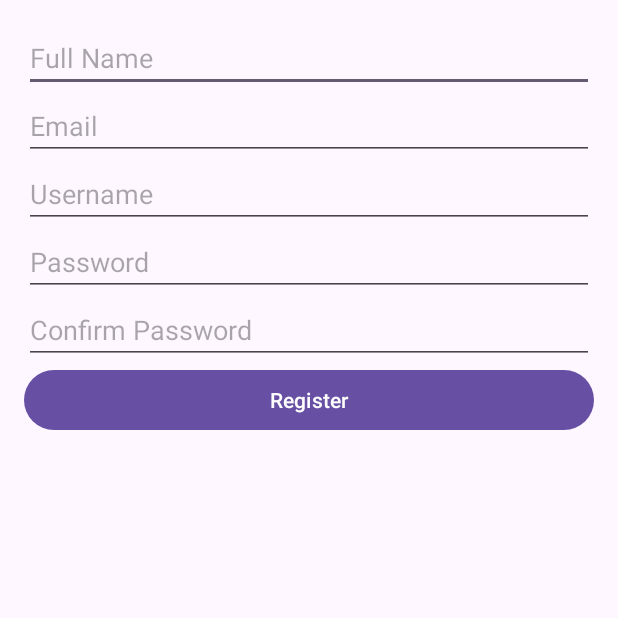
After one commit to inamnurulf/quiz3Android, an Android app: the RegisterActivity screen opened directly, with no data from a screen before it, on a phone screen of 412 x 824 dp, the top half of it. The commit adds this screen. Run offline under Robolectric (Android 15) with nearby library versions, the phone set to English and light mode, and no system bars.

Commit message:
feat:login and register page

```diff
--- a/app/src/main/AndroidManifest.xml
+++ b/app/src/main/AndroidManifest.xml
@@ -21,6 +21,10 @@
                 <category android:name="android.intent.category.LAUNCHER" />
             </intent-filter>
         </activity>
+        <activity android:name=".LoginActivity">
+        </activity>
+        <activity android:name=".RegisterActivity">
+        </activity>
     </application>
 
 </manifest>
--- a/app/src/main/java/com/example/quiz3android/MainActivity.kt
+++ b/app/src/main/java/com/example/quiz3android/MainActivity.kt
@@ -1,11 +1,16 @@
 package com.example.quiz3android
 
+import android.content.Intent
 import androidx.appcompat.app.AppCompatActivity
 import android.os.Bundle
 
 class MainActivity : AppCompatActivity() {
+
     override fun onCreate(savedInstanceState: Bundle?) {
         super.onCreate(savedInstanceState)
         setContentView(R.layout.activity_main)
+
+        val intent = Intent(this, LoginActivity::class.java)
+        startActivity(intent)
     }
 }
--- /dev/null
+++ b/app/src/main/java/com/example/quiz3android/RegisterActivity.kt
@@ -0,0 +1,36 @@
+package com.example.quiz3android
+
+import android.os.Bundle
+import android.widget.Button
+import android.widget.EditText
+import androidx.appcompat.app.AppCompatActivity
+import android.widget.Toast
+
+class RegisterActivity : AppCompatActivity() {
+
+    override fun onCreate(savedInstanceState: Bundle?) {
+        super.onCreate(savedInstanceState)
+        setContentView(R.layout.activity_register)
+
+        val fullNameEditText: EditText = findViewById(R.id.fullNameEditText)
+        val emailEditText: EditText = findViewById(R.id.emailEditText)
+        val usernameEditText: EditText = findViewById(R.id.usernameRegisterEditText)
+        val passwordEditText: EditText = findViewById(R.id.passwordRegisterEditText)
+        val confirmPasswordEditText: EditText = findViewById(R.id.confirmPasswordEditText)
+        val registerButton: Button = findViewById(R.id.registerButton)
+
+        registerButton.setOnClickListener {
+            val fullName = fullNameEditText.text.toString()
+            val email = emailEditText.text.toString()
+            val username = usernameEditText.text.toString()
+            val password = passwordEditText.text.toString()
+            val confirmPassword = confirmPasswordEditText.text.toString()
+
+            if (password == confirmPassword) {
+                Toast.makeText(this, "Registration Successful", Toast.LENGTH_SHORT).show()
+            } else {
+                Toast.makeText(this, "Passwords do not match", Toast.LENGTH_SHORT).show()
+            }
+        }
+    }
+}
--- /dev/null
+++ b/app/src/main/res/layout/activity_register.xml
@@ -0,0 +1,46 @@
+<?xml version="1.0" encoding="utf-8"?>
+<LinearLayout xmlns:android="http://schemas.android.com/apk/res/android"
+    android:layout_width="match_parent"
+    android:layout_height="match_parent"
+    android:orientation="vertical"
+    android:padding="16dp">
+
+    <EditText
+        android:id="@+id/fullNameEditText"
+        android:layout_width="match_parent"
+        android:layout_height="wrap_content"
+        android:hint="Full Name"/>
+
+    <EditText
+        android:id="@+id/emailEditText"
+        android:layout_width="match_parent"
+        android:layout_height="wrap_content"
+        android:inputType="textEmailAddress"
+        android:hint="Email"/>
+
+    <EditText
+        android:id="@+id/usernameRegisterEditText"
+        android:layout_width="match_parent"
+        android:layout_height="wrap_content"
+        android:hint="Username"/>
+
+    <EditText
+        android:id="@+id/passwordRegisterEditText"
+        android:layout_width="match_parent"
+        android:layout_height="wrap_content"
+        android:inputType="textPassword"
+        android:hint="Password"/>
+
+    <EditText
+        android:id="@+id/confirmPasswordEditText"
+        android:layout_width="match_parent"
+        android:layout_height="wrap_content"
+        android:inputType="textPassword"
+        android:hint="Confirm Password"/>
+
+    <Button
+        android:id="@+id/registerButton"
+        android:layout_width="match_parent"
+        android:layout_height="wrap_content"
+        android:text="Register"/>
+</LinearLayout>
```
Also changed, not shown: app/src/main/java/com/example/quiz3android/LoginActivity.kt (added, +37 -0 lines), app/src/main/res/layout/activity_login.xml (added, +32 -0 lines).
